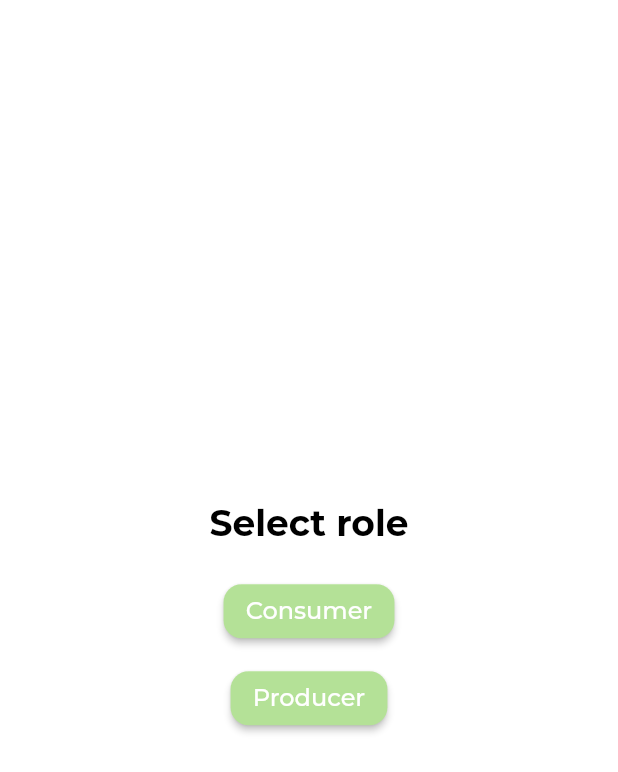
After one commit to Chennai-Sharks/Hexabyte, a Flutter app: the screen it shows once a user with an empty profile is signed in, on a phone screen of 412 x 824 dp. The commit adds this screen. Shown: the top 772 px of the screen. Run offline on Flutter 3.47's test engine with Material 2 defaults, Android fonts, the phone set to English and light mode, and no system bars; our stand-ins replace auto_size_text, firebase_auth, firebase_core, flutter_dotenv, flutter_easyloading, flutter_form_builder and 10 more; missing offline and left inert: count_stepper, razorpay_flutter; accounts and stored records are empty.

Commit message:
UX changes

```diff
--- a/src/charles/lib/screens/add_product_screen/add_product_screen.dart
+++ b/src/charles/lib/screens/add_product_screen/add_product_screen.dart
@@ -170,7 +170,7 @@ class AddProductsScreenState extends State<AddProductsScreen> {
 
                           navContext.pushReplacement(
                             MaterialPageRoute(
-                              builder: (context) => const NavigationLayout(),
+                              builder: (context) => const NavigationLayout(isConsumer: false),
                             ),
                           );
                         } else {
--- a/src/charles/lib/screens/intermediate_screen/intermediate_screen.dart
+++ b/src/charles/lib/screens/intermediate_screen/intermediate_screen.dart
@@ -4,6 +4,7 @@ import 'package:flutter/material.dart';
 import 'package:hexabyte/layout/nav_layout.dart';
 import 'package:hexabyte/screens/auth_screen/auth_screen.dart';
 import 'package:hexabyte/screens/loading_screen/loading_screen.dart';
+import 'package:hexabyte/screens/select_role_screen.dart/select_role_screen.dart';
 
 class IntermediateScreen extends StatelessWidget {
   final Future<FirebaseApp> _initFirebaseSdk = Firebase.initializeApp();
@@ -30,7 +31,7 @@ class IntermediateScreen extends StatelessWidget {
               } else {
                 navContext.pushReplacement(
                   MaterialPageRoute(
-                    builder: (context) => const NavigationLayout(),
+                    builder: (context) => const SelectRoleScreen(),
                   ),
                 );
               }
--- a/src/charles/lib/screens/listed_products_screen/listed_products_screen.dart
+++ b/src/charles/lib/screens/listed_products_screen/listed_products_screen.dart
@@ -36,7 +36,10 @@ class _ListedProductsScreenState extends State<ListedProductsScreen> {
         leading: IconButton(
           icon: const Icon(Icons.arrow_back, color: Colors.black),
           onPressed: () {
-            Navigator.of(context).pushReplacement(MaterialPageRoute(builder: (context) => const NavigationLayout()));
+            Navigator.of(context).pushReplacement(MaterialPageRoute(
+                builder: (context) => const NavigationLayout(
+                      isConsumer: false,
+                    )));
           },
         ),
       ),
--- a/src/charles/lib/screens/onboarding_screen/onboarding_screen.dart
+++ b/src/charles/lib/screens/onboarding_screen/onboarding_screen.dart
@@ -8,6 +8,7 @@ import 'package:google_fonts/google_fonts.dart';
 import 'package:hexabyte/layout/nav_layout.dart';
 import 'package:hexabyte/screens/onboarding_screen/api/onboading_api.dart';
 import 'package:hexabyte/screens/onboarding_screen/config/form_structure.dart';
+import 'package:hexabyte/screens/select_role_screen.dart/select_role_screen.dart';
 import 'package:hexabyte/utils/utils.dart';
 
 import 'package:geolocator/geolocator.dart';
@@ -144,7 +145,7 @@ class OnboardingScreenState extends State<OnboardingScreen> {
                           EasyLoading.dismiss();
                           navContext.pushReplacement(
                             MaterialPageRoute(
-                              builder: (context) => const NavigationLayout(),
+                              builder: (context) => const SelectRoleScreen(),
                             ),
                           );
                         } else {
--- a/src/charles/lib/screens/otp_screen/otp_screen.dart
+++ b/src/charles/lib/screens/otp_screen/otp_screen.dart
@@ -5,6 +5,7 @@ import 'package:fluttertoast/fluttertoast.dart';
 import 'package:google_fonts/google_fonts.dart';
 import 'package:hexabyte/layout/nav_layout.dart';
 import 'package:hexabyte/screens/onboarding_screen/onboarding_screen.dart';
+import 'package:hexabyte/screens/select_role_screen.dart/select_role_screen.dart';
 import 'package:pinput/pinput.dart';
 
 import '../../utils/utils.dart';
@@ -145,7 +146,7 @@ class _OtpScreenState extends State<OtpScreen> {
                     await EasyLoading.dismiss();
                     navContext.pushAndRemoveUntil(
                         MaterialPageRoute(
-                          builder: (context) => const NavigationLayout(),
+                          builder: (context) => const SelectRoleScreen(),
                         ),
                         (route) => false);
                   }
--- a/src/charles/lib/screens/product_details_screen/product_details_screen.dart
+++ b/src/charles/lib/screens/product_details_screen/product_details_screen.dart
@@ -5,6 +5,7 @@ import 'package:google_fonts/google_fonts.dart';
 import 'package:hexabyte/common/custom_divider.dart';
 import 'package:hexabyte/screens/product_details_screen/widgets/payment_success_screen.dart';
 import 'package:hexabyte/screens/search_screen/search_screen.dart';
+import 'package:hexabyte/utils/utils.dart';
 import 'package:razorpay_flutter/razorpay_flutter.dart';
 import 'package:count_stepper/count_stepper.dart';
 import 'package:recase/recase.dart';
@@ -246,7 +247,7 @@ class _ProductDetailsPageState extends State<ProductDetailsPage> {
                         child: Center(
                           child: ElevatedButton(
                             style: ElevatedButton.styleFrom(
-                                primary: Colors.greenAccent,
+                                primary: Color(0xFFB4E197),
                                 shape: RoundedRectangleBorder(borderRadius: BorderRadius.circular(12))),
                             child: Text(
                               "One-time Buy",
@@ -335,7 +336,7 @@ class _ProductDetailsPageState extends State<ProductDetailsPage> {
                         child: Center(
                           child: ElevatedButton(
                             style: ElevatedButton.styleFrom(
-                                primary: Colors.greenAccent,
+                                primary: Color(0xFFB4E197),
                                 shape: RoundedRectangleBorder(borderRadius: BorderRadius.circular(12))),
                             child: Text(
                               "Contract Buy",
--- a/src/charles/lib/screens/quick_buy_screen/widget/info_card.dart
+++ b/src/charles/lib/screens/quick_buy_screen/widget/info_card.dart
@@ -1,5 +1,6 @@
 import 'package:flutter/material.dart';
 import 'package:hexabyte/screens/product_details_screen/product_details_screen.dart';
+import 'package:hexabyte/utils/utils.dart';
 
 class InfoCard extends StatelessWidget {
   const InfoCard({
@@ -77,7 +78,7 @@ class InfoCard extends StatelessWidget {
                   Text(
                     // restaurant.coupon,
                     'some info',
-                    style: Theme.of(context).textTheme.bodyText1!.copyWith(color: Colors.red[900], fontSize: 13.0),
+                    style: Theme.of(context).textTheme.bodyText1!.copyWith(color: Utils.primaryColor, fontSize: 13.0),
                   ),
                   const Divider(),
                   FittedBox(
--- /dev/null
+++ b/src/charles/lib/screens/select_role_screen.dart/select_role_screen.dart
@@ -0,0 +1,52 @@
+import 'package:flutter/material.dart';
+import 'package:google_fonts/google_fonts.dart';
+
+import 'package:hexabyte/layout/nav_layout.dart';
+
+class SelectRoleScreen extends StatelessWidget {
+  const SelectRoleScreen({Key? key}) : super(key: key);
+
+  @override
+  Widget build(BuildContext context) {
+    return SafeArea(
+      child: Scaffold(
+        body: Center(
+          child: Column(
+            mainAxisAlignment: MainAxisAlignment.center,
+            crossAxisAlignment: CrossAxisAlignment.center,
+            mainAxisSize: MainAxisSize.max,
+            children: [
+              Text(
+                'Select role',
+                style: GoogleFonts.montserrat(
+                  fontSize: 24,
+                  fontWeight: FontWeight.bold,
+                ),
+              ),
+              const SizedBox(height: 20),
+              ElevatedButton(
+                style: ElevatedButton.styleFrom(
+                    primary: Color(0xFFB4E197), shape: RoundedRectangleBorder(borderRadius: BorderRadius.circular(12))),
+                onPressed: () => {
+                  Navigator.of(context)
+                      .push(MaterialPageRoute(builder: ((context) => NavigationLayout(isConsumer: true))))
+                },
+                child: const Text('Consumer'),
+              ),
+              const SizedBox(height: 10),
+              ElevatedButton(
+                style: ElevatedButton.styleFrom(
+                    primary: Color(0xFFB4E197), shape: RoundedRectangleBorder(borderRadius: BorderRadius.circular(12))),
+                onPressed: () => {
+                  Navigator.of(context)
+                      .push(MaterialPageRoute(builder: ((context) => NavigationLayout(isConsumer: false))))
+                },
+                child: const Text('Producer'),
+              ),
+            ],
+          ),
+        ),
+      ),
+    );
+  }
+}
--- a/src/charles/lib/utils/utils.dart
+++ b/src/charles/lib/utils/utils.dart
@@ -5,7 +5,7 @@ import 'package:geolocator/geolocator.dart';
 
 class Utils {
   static const primaryFontColor = Color(0xFF313131);
-  static const primaryColor = Color(0xFFBB0C24);
+  static const primaryColor = Color(0xFF4E944F);
   // background of all screens
   static const primaryBackground = Color(0xFFF8F8F8);
 
```
Also changed, not shown: src/charles/lib/layout/nav_layout.dart (+31 -16 lines), src/charles/lib/screens/product_details_screen/widgets/payment_success_screen.dart (+6 -1 lines), src/charles/lib/screens/profile_screen/profile_screen.dart (+8 -8 lines), src/charles/lib/screens/quick_buy_screen/quick_buy_screen.dart (+2 -5 lines).
